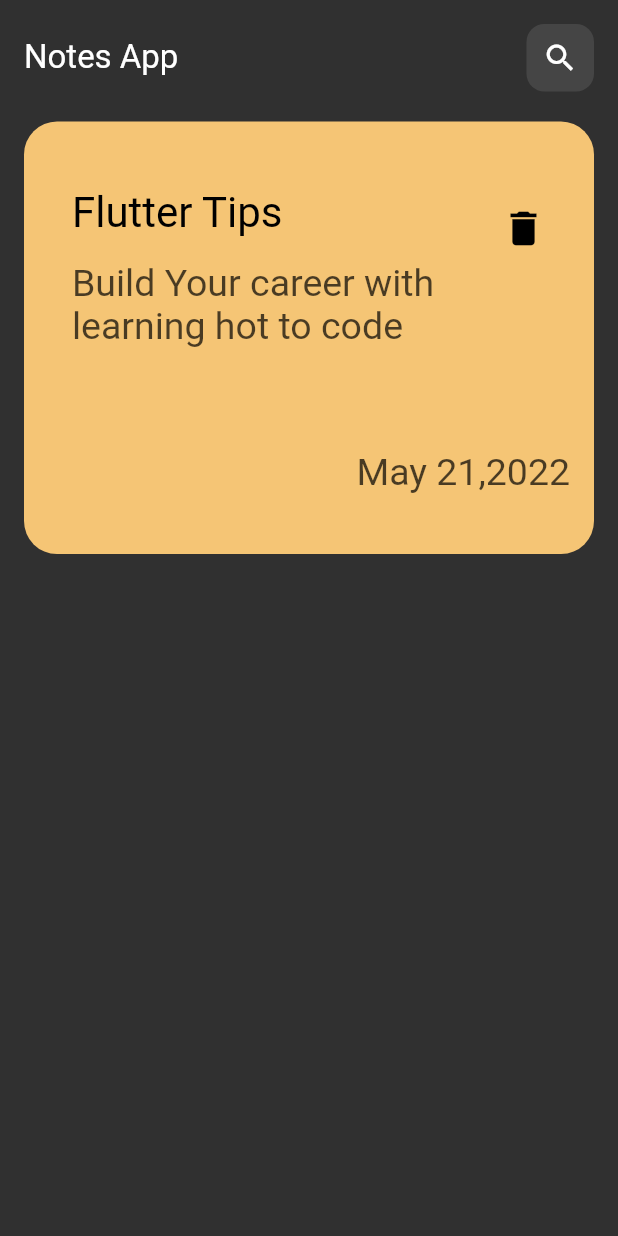
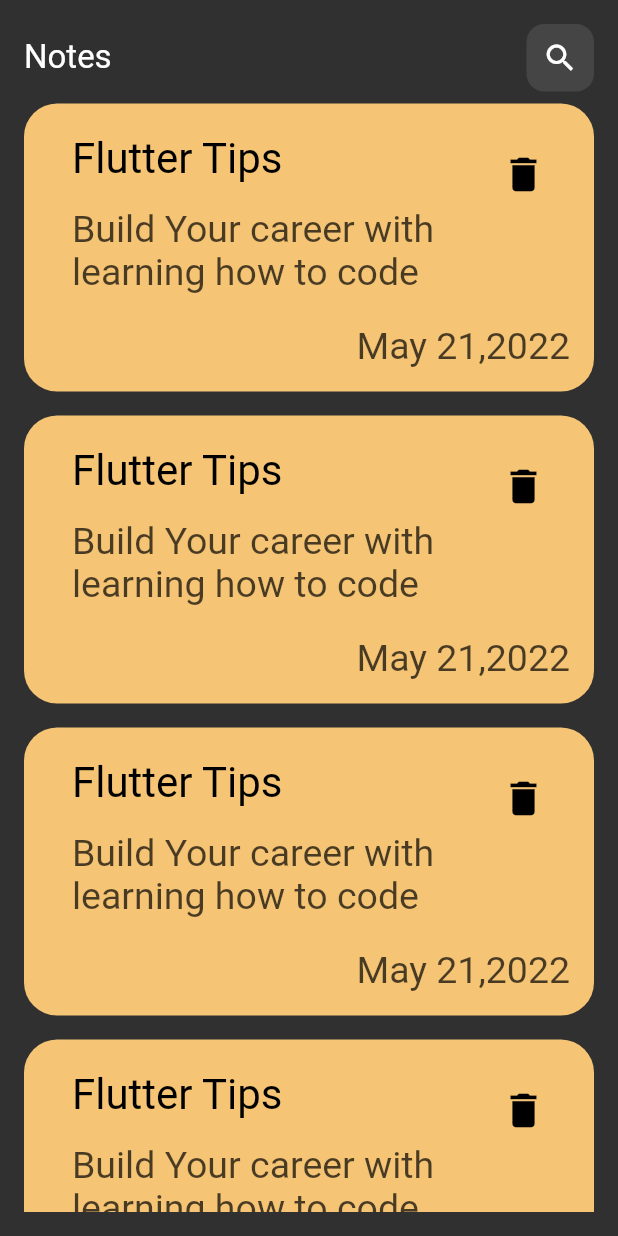
Before and after one commit to Adel-Saad/test_app, a Flutter app: the screen it shows after launch, on a phone screen of 412 x 824 dp. Run offline on Flutter 3.47's test engine with Material 2 defaults, Android fonts, the phone set to English and light mode, and no system bars.

Commit message:
Custom Notes ListView

```diff
--- a/lib/views/widgets/custom_app_bar.dart
+++ b/lib/views/widgets/custom_app_bar.dart
@@ -9,7 +9,7 @@ class CustomAppBar extends StatelessWidget {
     return const Row(
       mainAxisAlignment: MainAxisAlignment.spaceBetween,
       children: [
-        Text('Notes App', style: TextStyle(fontSize: 22)),
+        Text('Notes', style: TextStyle(fontSize: 22)),
         CustomIconButton()
       ],
     );
--- /dev/null
+++ b/lib/views/widgets/custom_note_list_view.dart
@@ -0,0 +1,20 @@
+import 'package:flutter/material.dart';
+import 'package:test_app/views/widgets/note_item_card.dart';
+
+class CustomNotesListView extends StatelessWidget {
+  const CustomNotesListView({
+    super.key,
+  });
+
+  @override
+  Widget build(BuildContext context) {
+    return Expanded(
+      child: ListView.builder(
+        itemCount: 4,
+        itemBuilder: (context, index) {
+          return const NotesItem();
+        },
+      ),
+    );
+  }
+}
--- /dev/null
+++ b/lib/views/widgets/note_item_card.dart
@@ -0,0 +1,60 @@
+import 'package:flutter/material.dart';
+
+class NotesItem extends StatelessWidget {
+  const NotesItem({super.key});
+
+  @override
+  Widget build(BuildContext context) {
+    return Container(
+      margin: const EdgeInsets.symmetric(vertical: 8),
+      width: MediaQuery.of(context).size.width,
+      decoration: BoxDecoration(
+        color: const Color(0xffF5C575),
+        borderRadius: BorderRadius.circular(22),
+      ),
+      child: Padding(
+        padding: const EdgeInsets.all(16.0),
+        child: Column(
+          mainAxisAlignment: MainAxisAlignment.spaceEvenly,
+          crossAxisAlignment: CrossAxisAlignment.end,
+          children: [
+            ListTile(
+              title: const Text(
+                'Flutter Tips',
+                style: TextStyle(
+                  fontSize: 28,
+                  color: Colors.black,
+                ),
+              ),
+              trailing: const Icon(
+                Icons.delete,
+                color: Colors.black,
+                size: 30,
+              ),
+              subtitle: Padding(
+                padding: const EdgeInsets.only(top: 16),
+                child: Text(
+                  'Build Your career with learning how to code',
+                  style: TextStyle(
+                    fontSize: 25,
+                    color: Colors.black.withOpacity(.70),
+                  ),
+                ),
+              ),
+            ),
+            const SizedBox(
+              height: 16,
+            ),
+            Text(
+              'May 21,2022',
+              style: TextStyle(
+                fontSize: 25,
+                color: Colors.black.withOpacity(.70),
+              ),
+            ),
+          ],
+        ),
+      ),
+    );
+  }
+}
--- a/lib/views/widgets/notes_view_body.dart
+++ b/lib/views/widgets/notes_view_body.dart
@@ -1,80 +1,19 @@
+// ignore_for_file: prefer_const_constructors
+
 import 'package:flutter/material.dart';
 import 'package:test_app/views/widgets/custom_app_bar.dart';
+import 'package:test_app/views/widgets/custom_note_list_view.dart';
 
 class NotesViewBody extends StatelessWidget {
   const NotesViewBody({super.key});
 
   @override
   Widget build(BuildContext context) {
-    return const Column(
-      children: [
+    return Column(
+      children: const [
         CustomAppBar(),
-        NotesItem(),
+        CustomNotesListView(),
       ],
     );
   }
 }
-
-class NotesItem extends StatelessWidget {
-  const NotesItem({super.key});
-
-  @override
-  Widget build(BuildContext context) {
-    return Container(
-      margin: const EdgeInsets.symmetric(vertical: 20),
-      height: MediaQuery.of(context).size.height * 0.35,
-      width: MediaQuery.of(context).size.width,
-      decoration: BoxDecoration(
-        color: const Color(0xffF5C575),
-        borderRadius: BorderRadius.circular(22),
-      ),
-      child: Padding(
-        padding: const EdgeInsets.all(16.0),
-        child: Column(
-          mainAxisAlignment: MainAxisAlignment.spaceEvenly,
-          children: [
-            ListTile(
-              title: const Text(
-                'Flutter Tips',
-                style: TextStyle(
-                  fontSize: 28,
-                  color: Colors.black,
-                ),
-              ),
-              trailing: const Icon(
-                Icons.delete,
-                color: Colors.black,
-                size: 30,
-              ),
-              subtitle: Padding(
-                padding: const EdgeInsets.only(top: 16),
-                child: Text(
-                  'Build Your career with learning hot to code',
-                  style: TextStyle(
-                    fontSize: 25,
-                    color: Colors.black.withOpacity(.70),
-                  ),
-                ),
-              ),
-            ),
-            const SizedBox(
-              height: 16,
-            ),
-            Row(
-              children: [
-                const Spacer(),
-                Text(
-                  'May 21,2022',
-                  style: TextStyle(
-                    fontSize: 25,
-                    color: Colors.black.withOpacity(.70),
-                  ),
-                ),
-              ],
-            ),
-          ],
-        ),
-      ),
-    );
-  }
-}
```
Also changed, not shown: 1 other file.
